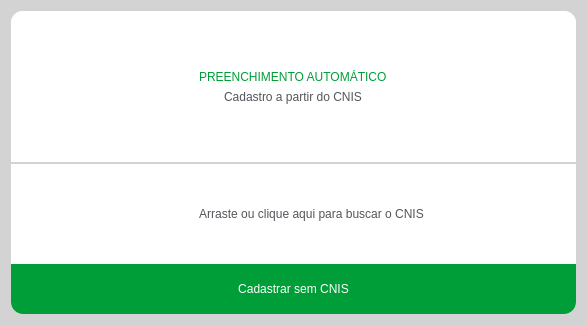
Old version of the form Design/UI/wdgEnviaCNIS.ui in the repository newprev/PrevCliente.
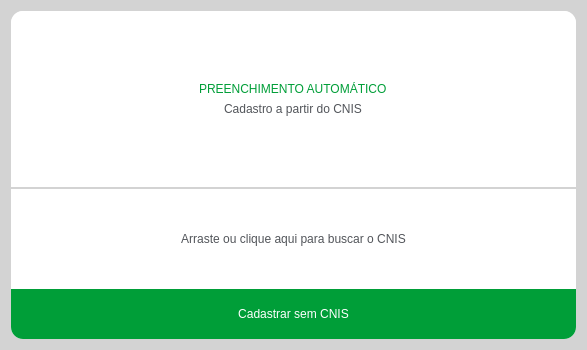
New version of the form. Icons and pictures are not drawn.

Commit message: Atualização layout popup CNIS

Diff of the .ui file:
```diff
--- a/Design/UI/wdgEnviaCNIS.ui
+++ b/Design/UI/wdgEnviaCNIS.ui
@@ -7,7 +7,7 @@
     <x>0</x>
     <y>0</y>
     <width>587</width>
-    <height>325</height>
+    <height>350</height>
    </rect>
   </property>
   <property name="windowTitle">
@@ -56,6 +56,14 @@
 	border: 0px solid white;
 }
 
+#pbBuscaCNIS:hover {
+	font: 12pt &quot;Avenir LT Std&quot;;
+	color: #52555A;
+
+	background-color: #F9F9F9;
+	border: 0px solid white;
+}
+
 #pbCadSemCnis {
 	font: 12pt &quot;Avenir LT Std&quot;;
 	color: white;
@@ -88,7 +96,7 @@
       <bool>true</bool>
      </property>
      <property name="frameShape">
-      <enum>QFrame::StyledPanel</enum>
+      <enum>QFrame::NoFrame</enum>
      </property>
      <property name="frameShadow">
       <enum>QFrame::Raised</enum>
@@ -204,7 +212,7 @@
       <item>
        <widget class="QFrame" name="frBottom">
         <property name="sizePolicy">
-         <sizepolicy hsizetype="Preferred" vsizetype="Minimum">
+         <sizepolicy hsizetype="Preferred" vsizetype="Fixed">
           <horstretch>0</horstretch>
           <verstretch>0</verstretch>
          </sizepolicy>
@@ -222,60 +230,61 @@
          <enum>QFrame::Raised</enum>
         </property>
         <layout class="QHBoxLayout" name="horizontalLayout">
+         <property name="sizeConstraint">
+          <enum>QLayout::SetMaximumSize</enum>
+         </property>
+         <property name="leftMargin">
+          <number>0</number>
+         </property>
+         <property name="topMargin">
+          <number>0</number>
+         </property>
+         <property name="rightMargin">
+          <number>0</number>
+         </property>
+         <property name="bottomMargin">
+          <number>0</number>
+         </property>
          <item>
-          <spacer name="horizontalSpacer">
-           <property name="orientation">
-            <enum>Qt::Horizontal</enum>
+          <widget class="QPushButton" name="pbBuscaCNIS">
+           <property name="sizePolicy">
+            <sizepolicy hsizetype="Maximum" vsizetype="Maximum">
+             <horstretch>0</horstretch>
+             <verstretch>0</verstretch>
+            </sizepolicy>
            </property>
-           <property name="sizeHint" stdset="0">
-            <size>
-             <width>40</width>
-             <height>20</height>
-            </size>
-           </property>
-          </spacer>
-         </item>
-         <item>
-          <widget class="QFrame" name="frIcone">
            <property name="minimumSize">
             <size>
-             <width>30</width>
-             <height>30</height>
+             <width>0</width>
+             <height>100</height>
             </size>
            </property>
            <property name="maximumSize">
             <size>
-             <width>30</width>
-             <height>30</height>
+             <width>6546546</width>
+             <height>16777215</height>
             </size>
            </property>
-           <property name="frameShape">
-            <enum>QFrame::NoFrame</enum>
+           <property name="sizeIncrement">
+            <size>
+             <width>-706</width>
+             <height>0</height>
+            </size>
            </property>
-           <property name="frameShadow">
-            <enum>QFrame::Raised</enum>
-           </property>
-          </widget>
-         </item>
-         <item>
-          <widget class="QPushButton" name="pbBuscaCNIS">
            <property name="text">
             <string>Arraste ou clique aqui para buscar o CNIS</string>
            </property>
-          </widget>
-         </item>
-         <item>
-          <spacer name="horizontalSpacer_2">
-           <property name="orientation">
-            <enum>Qt::Horizontal</enum>
+           <property name="icon">
+            <iconset resource="../../Resources/wdgEnviaCNIS.qrc">
+             <normaloff>:/upload/enviaArquivo.png</normaloff>:/upload/enviaArquivo.png</iconset>
            </property>
-           <property name="sizeHint" stdset="0">
+           <property name="iconSize">
             <size>
-             <width>40</width>
-             <height>20</height>
+             <width>36</width>
+             <height>36</height>
             </size>
            </property>
-          </spacer>
+          </widget>
          </item>
         </layout>
        </widget>
```
The commit also changes 1 other file.
